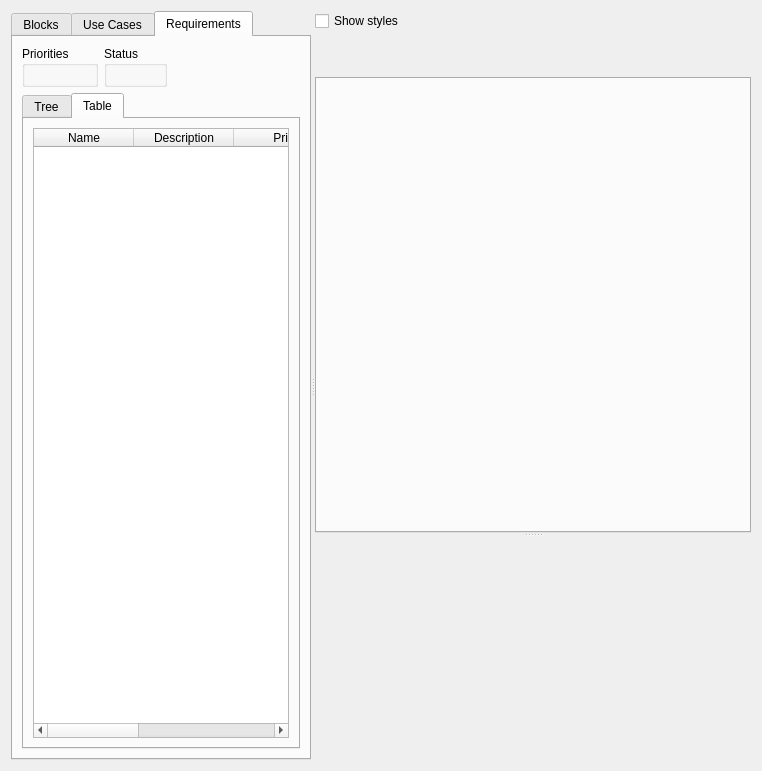
Before: the Qt Designer form src/gui/design/architecture_view.ui in archtool/archtool, drawn with Qt 5.
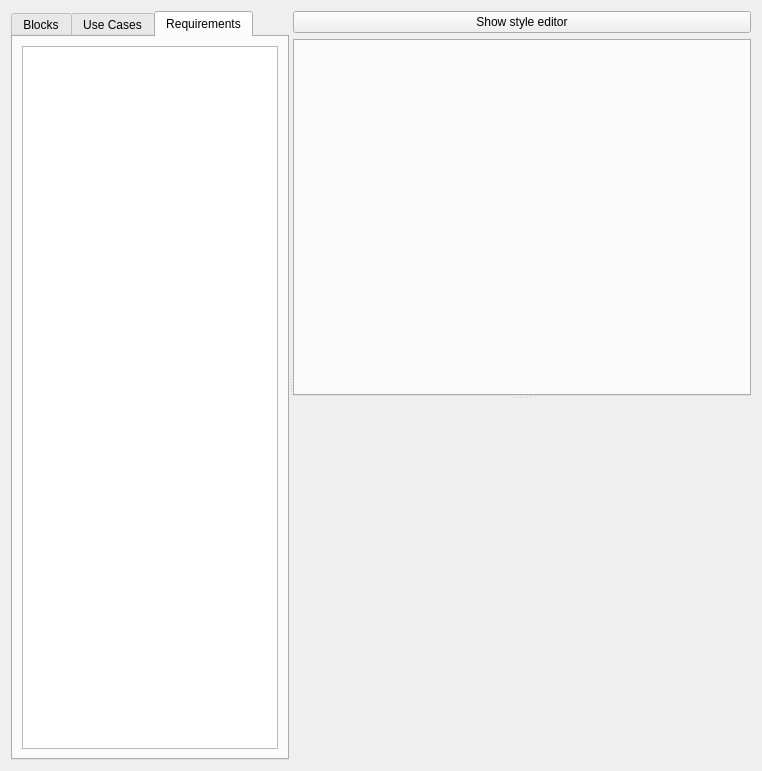
After: the same form once the commit is applied. The open tabs and pages were chosen to show the change. Custom widgets are drawn as their Qt base class.

What changed in the file:
```diff
--- a/src/gui/design/architecture_view.ui
+++ b/src/gui/design/architecture_view.ui
@@ -112,50 +112,7 @@
        </attribute>
        <layout class="QVBoxLayout" name="verticalLayout_9">
         <item>
-         <layout class="QHBoxLayout" name="horizontalLayout">
-          <item>
-           <widget class="QGroupBox" name="grpReqPrioFilter">
-            <property name="title">
-             <string>Priorities</string>
-            </property>
-            <layout class="QVBoxLayout" name="verticalLayout_5"/>
-           </widget>
-          </item>
-          <item>
-           <widget class="QGroupBox" name="grpReqStatFilter">
-            <property name="title">
-             <string>Status</string>
-            </property>
-            <layout class="QVBoxLayout" name="verticalLayout_6"/>
-           </widget>
-          </item>
-          <item>
-           <spacer name="horizontalSpacer">
-            <property name="orientation">
-             <enum>Qt::Horizontal</enum>
-            </property>
-            <property name="sizeHint" stdset="0">
-             <size>
-              <width>40</width>
-              <height>20</height>
-             </size>
-            </property>
-           </spacer>
-          </item>
-         </layout>
-        </item>
-        <item>
-         <widget class="QTabWidget" name="tabWidget_2">
-          <property name="currentIndex">
-           <number>0</number>
-          </property>
-          <widget class="QWidget" name="tab_5">
-           <attribute name="title">
-            <string>Tree</string>
-           </attribute>
-           <layout class="QVBoxLayout" name="verticalLayout_7">
-            <item>
-             <widget class="QTreeWidget" name="treeRequirements">
+         <widget class="ModelItemTree" name="treeRequirements">
               <property name="contextMenuPolicy">
                <enum>Qt::ActionsContextMenu</enum>
               </property>
@@ -182,67 +139,6 @@
                 <string notr="true">1</string>
                </property>
               </column>
-             </widget>
-            </item>
-           </layout>
-          </widget>
-          <widget class="QWidget" name="tab_6">
-           <attribute name="title">
-            <string>Table</string>
-           </attribute>
-           <layout class="QVBoxLayout" name="verticalLayout_8">
-            <item>
-             <widget class="QTableWidget" name="tblRequirements">
-              <property name="editTriggers">
-               <set>QAbstractItemView::NoEditTriggers</set>
-              </property>
-              <property name="showDropIndicator" stdset="0">
-               <bool>false</bool>
-              </property>
-              <property name="dragDropOverwriteMode">
-               <bool>false</bool>
-              </property>
-              <property name="selectionBehavior">
-               <enum>QAbstractItemView::SelectRows</enum>
-              </property>
-              <property name="sortingEnabled">
-               <bool>true</bool>
-              </property>
-              <property name="columnCount">
-               <number>5</number>
-              </property>
-              <attribute name="verticalHeaderVisible">
-               <bool>false</bool>
-              </attribute>
-              <column>
-               <property name="text">
-                <string>Name</string>
-               </property>
-              </column>
-              <column>
-               <property name="text">
-                <string>Description</string>
-               </property>
-              </column>
-              <column>
-               <property name="text">
-                <string>Prio</string>
-               </property>
-              </column>
-              <column>
-               <property name="text">
-                <string>State</string>
-               </property>
-              </column>
-              <column>
-               <property name="text">
-                <string>Estimate</string>
-               </property>
-              </column>
-             </widget>
-            </item>
-           </layout>
-          </widget>
          </widget>
         </item>
        </layout>
@@ -261,25 +157,12 @@
       <widget class="QWidget" name="layoutWidget">
        <layout class="QVBoxLayout" name="verticalLayout_4">
         <item>
-         <widget class="QCheckBox" name="btnShowStyles">
+         <widget class="QPushButton" name="btnShowStyles">
           <property name="text">
-           <string>Show styles</string>
+           <string>Show style editor</string>
           </property>
          </widget>
         </item>
-        <item>
-         <spacer name="verticalSpacer">
-          <property name="orientation">
-           <enum>Qt::Vertical</enum>
-          </property>
-          <property name="sizeHint" stdset="0">
-           <size>
-            <width>20</width>
-            <height>40</height>
-           </size>
-          </property>
-         </spacer>
-        </item>
         <item>
          <widget class="QTabWidget" name="tabGraphicViews">
           <property name="sizePolicy">
@@ -322,8 +205,8 @@
          <rect>
           <x>0</x>
           <y>0</y>
-          <width>435</width>
-          <height>488</height>
+          <width>483</width>
+          <height>345</height>
          </rect>
         </property>
        </widget>
@@ -333,6 +216,13 @@
    </item>
   </layout>
  </widget>
+ <customwidgets>
+  <customwidget>
+   <class>ModelItemTree</class>
+   <extends>QTreeWidget</extends>
+   <header>gui/design/modelitemtree.h</header>
+  </customwidget>
+ </customwidgets>
  <resources/>
  <connections/>
 </ui>
```
Left out of the diff: 6 changed lines with no effect on the pictures. Lines whose indentation alone changed are shown as unchanged.
